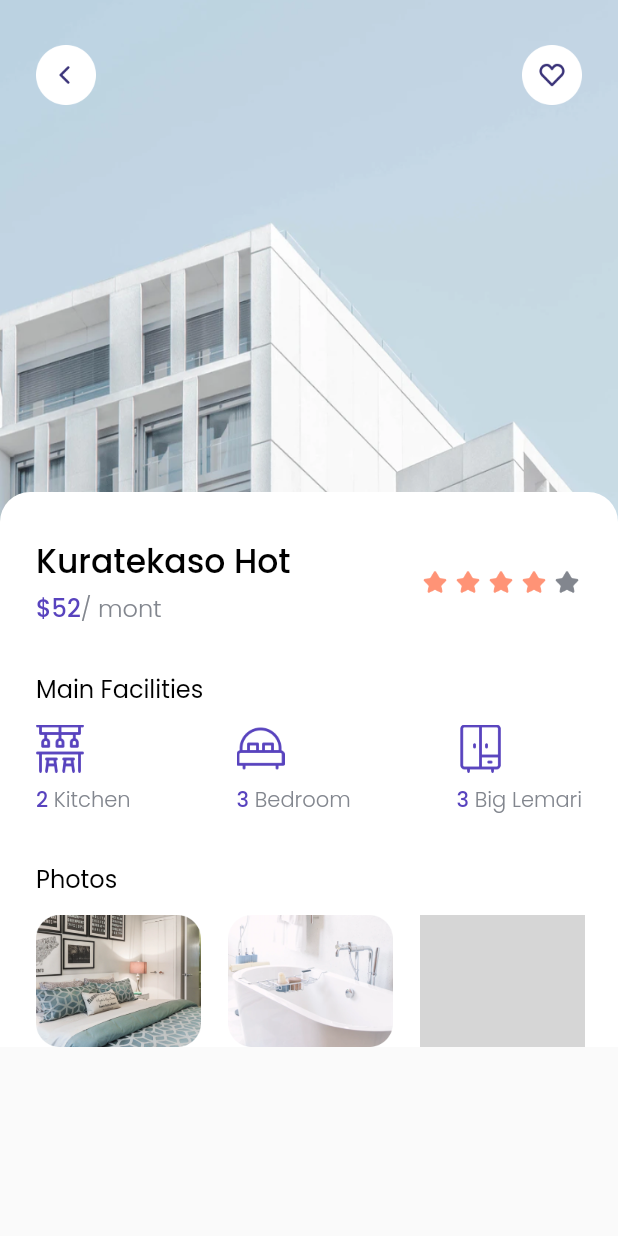
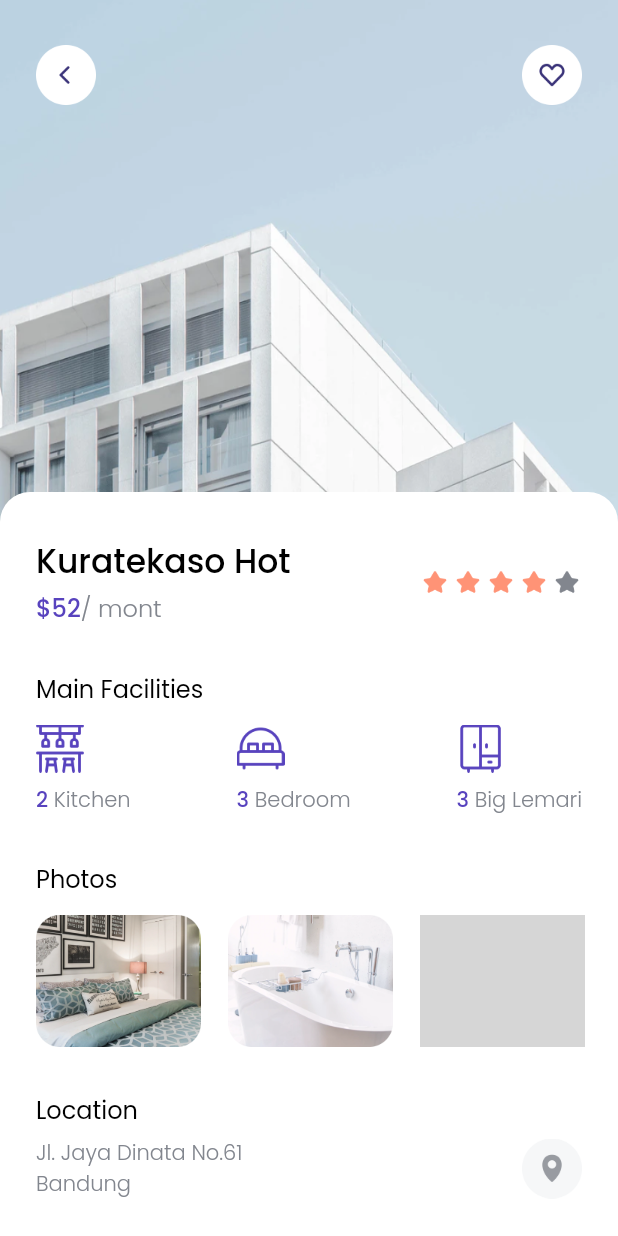
Before and after one commit to abdulazizpermana/aplikasi_cari_kost, a Flutter app: the DetailPage screen opened directly, on a phone screen of 412 x 824 dp. Run offline on Flutter 3.47's test engine with Material 2 defaults, Android fonts, the light colour scheme and no system bars; our stand-ins replace google_fonts; grey boxes are pictures that could not be loaded.

Commit message:
add maps

```diff
--- a/lib/pages/details_page.dart
+++ b/lib/pages/details_page.dart
@@ -1,13 +1,29 @@
+import 'package:aplikasi_cari_kost/pages/error_page.dart';
 import 'package:aplikasi_cari_kost/theme.dart';
 import 'package:aplikasi_cari_kost/widget/facility_item.dart';
 import 'package:flutter/material.dart';
+import 'package:url_launcher/url_launcher.dart';
 
 class DetailPage extends StatelessWidget {
   const DetailPage({Key? key}) : super(key: key);
 
   @override
   Widget build(BuildContext context) {
+    launchUrl(String Url) async {
+      if (await canLaunch(Url)) {
+        launch(Url);
+      } else {
+        Navigator.push(
+          context,
+          MaterialPageRoute(
+            builder: (context) => const ErrorPage(),
+          ),
+        );
+      }
+    }
+
     return Scaffold(
+      backgroundColor: whiteColor,
       body: SafeArea(
         bottom: false,
         child: Stack(
@@ -17,30 +33,6 @@ class DetailPage extends StatelessWidget {
               width: MediaQuery.of(context).size.width,
               height: 350,
               fit: BoxFit.cover,
-            ),
-            Padding(
-              padding: EdgeInsets.symmetric(
-                horizontal: edge,
-                vertical: 30,
-              ),
-              child: Row(
-                mainAxisAlignment: MainAxisAlignment.spaceBetween,
-                children: [
-                  InkWell(
-                    onTap: () {
-                      Navigator.pop(context);
-                    },
-                    child: Image.asset(
-                      'assets/images/btn_back.png',
-                      width: 40,
-                    ),
-                  ),
-                  Image.asset(
-                    'assets/images/btn_wishlist.png',
-                    width: 40,
-                  ),
-                ],
-              ),
             ),
             ListView(
               children: [
@@ -230,11 +222,99 @@ class DetailPage extends StatelessWidget {
                           ],
                         ),
                       ),
+                      SizedBox(
+                        height: 30,
+                      ),
+                      // NOTE: LOCATION
+                      Padding(
+                        padding: EdgeInsets.only(left: edge),
+                        child: Text(
+                          'Location',
+                          style: regulerStyle.copyWith(fontSize: 16),
+                        ),
+                      ),
+                      SizedBox(
+                        height: 6,
+                      ),
+                      Padding(
+                        padding: EdgeInsets.symmetric(horizontal: edge),
+                        child: Row(
+                          mainAxisAlignment: MainAxisAlignment.spaceBetween,
+                          children: [
+                            Text(
+                              'Jl. Jaya Dinata No.61\nBandung',
+                              style: greyStyle,
+                            ),
+                            InkWell(
+                              onTap: () {
+                                // launch('https://goo.gl/maps/SyZx2yjWB1yR6AeH8');
+                                launchUrl('sdfgshthyt');
+                              },
+                              child: Image.asset(
+                                'assets/images/maps.png',
+                                width: 40,
+                              ),
+                            ),
+                          ],
+                        ),
+                      ),
+                      SizedBox(
+                        height: 40,
+                      ),
+                      Container(
+                        margin: EdgeInsets.symmetric(
+                          horizontal: edge,
+                        ),
+                        height: 50,
+                        width: MediaQuery.of(context).size.width - (2 - edge),
+                        child: RaisedButton(
+                          onPressed: () {
+                            launch('tel://+685156536283');
+                          },
+                          color: purpleColor,
+                          shape: RoundedRectangleBorder(
+                            borderRadius: BorderRadius.circular(17),
+                          ),
+                          child: Text(
+                            'Book Now',
+                            style: whitekStyle.copyWith(
+                              fontSize: 18,
+                            ),
+                          ),
+                        ),
+                      ),
+                      SizedBox(
+                        height: 40,
+                      ),
                     ],
                   ),
                 ),
               ],
-            )
+            ),
+            Padding(
+              padding: EdgeInsets.symmetric(
+                horizontal: edge,
+                vertical: 30,
+              ),
+              child: Row(
+                mainAxisAlignment: MainAxisAlignment.spaceBetween,
+                children: [
+                  InkWell(
+                    onTap: () {
+                      Navigator.pop(context);
+                    },
+                    child: Image.asset(
+                      'assets/images/btn_back.png',
+                      width: 40,
+                    ),
+                  ),
+                  Image.asset(
+                    'assets/images/btn_wishlist.png',
+                    width: 40,
+                  ),
+                ],
+              ),
+            ),
           ],
         ),
       ),
--- a/lib/pages/splash_page.dart
+++ b/lib/pages/splash_page.dart
@@ -6,6 +6,7 @@ class SplashPage extends StatelessWidget {
   @override
   Widget build(BuildContext context) {
     return Scaffold(
+      backgroundColor: whiteColor,
       body: SafeArea(
         bottom: false,
         child: Stack(
--- a/pubspec.yaml
+++ b/pubspec.yaml
@@ -31,6 +31,7 @@ dependencies:
   flutter:
     sdk: flutter
   google_fonts: ^2.1.0
+  url_launcher: ^6.0.12
 
 dev_dependencies:
 
```
Also changed, not shown: lib/pages/error_page.dart (added, +17 -0 lines), pubspec.lock.
